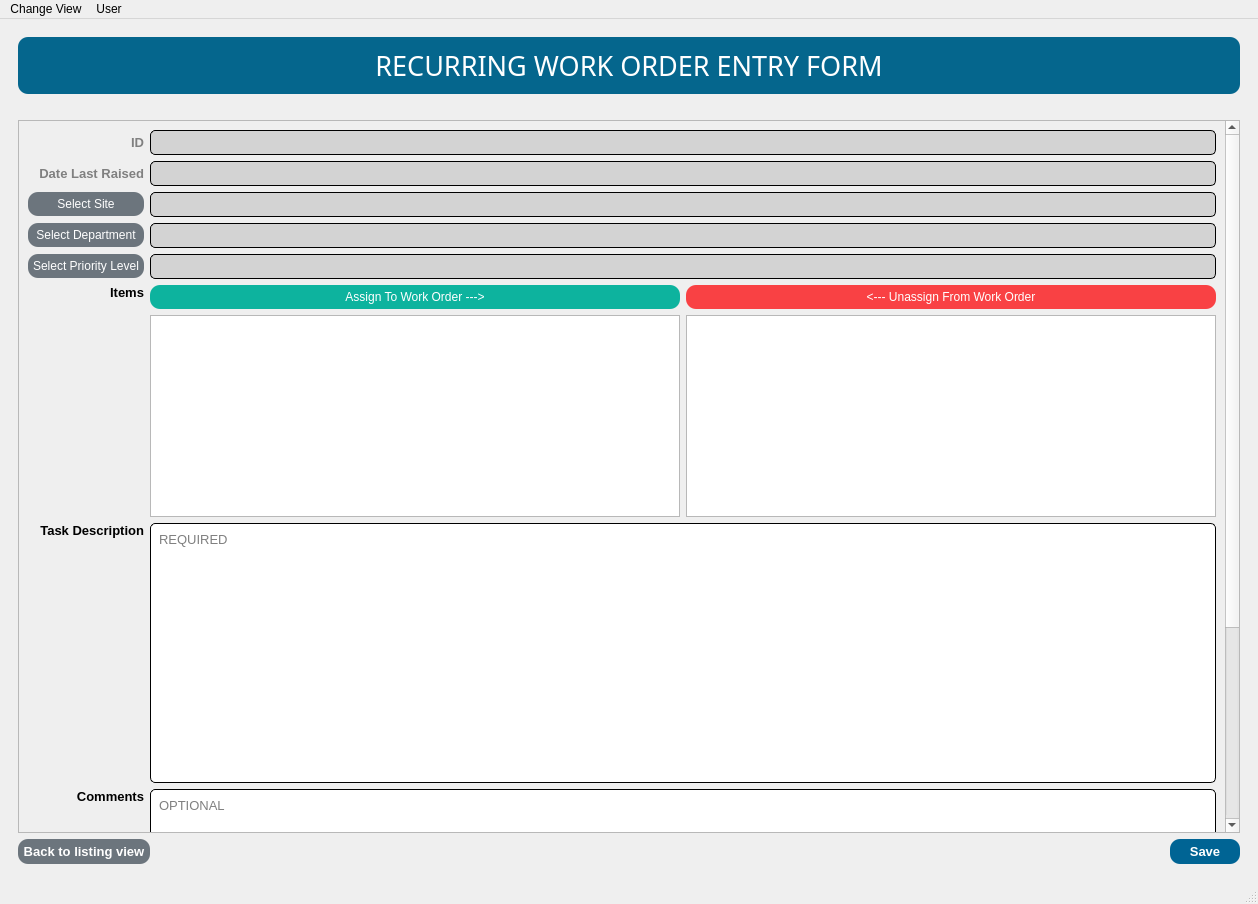
First picture: the form in conu/ui/ui_files/MainWindow.ui, repository Soapey/PyConu, before the edit.
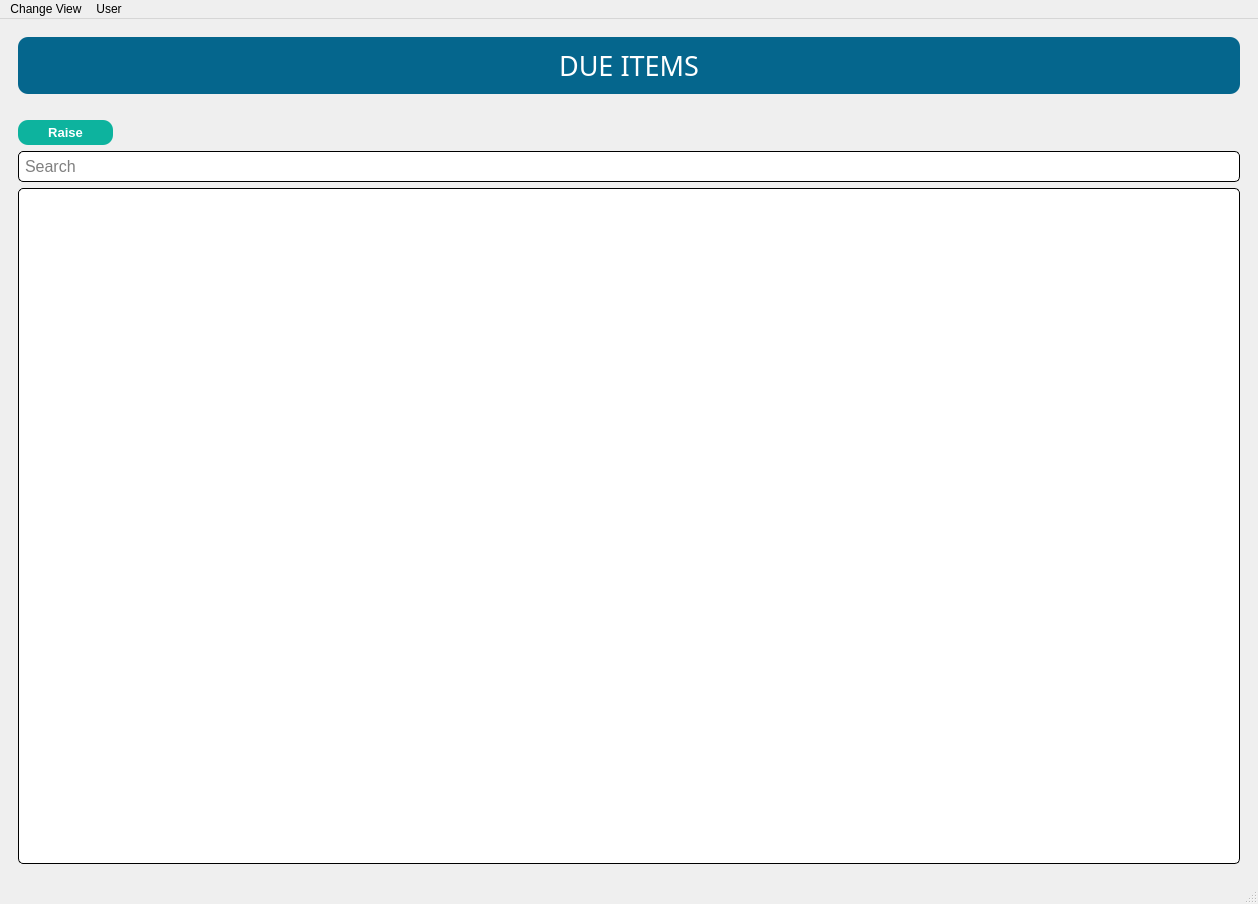
Second picture: the form after the edit.

Diff of the .ui file:
```diff
--- a/conu/ui/ui_files/MainWindow.ui
+++ b/conu/ui/ui_files/MainWindow.ui
@@ -21,7 +21,7 @@
        <string notr="true"/>
       </property>
       <property name="currentIndex">
-       <number>19</number>
+       <number>20</number>
       </property>
       <widget class="QWidget" name="page_assignee_listingview">
        <layout class="QGridLayout" name="gridLayout_3">
@@ -6218,7 +6218,7 @@
            <property name="geometry">
             <rect>
              <x>0</x>
-             <y>-278</y>
+             <y>0</y>
              <width>1203</width>
              <height>991</height>
             </rect>
@@ -7658,6 +7658,159 @@
         </item>
        </layout>
       </widget>
+      <widget class="QWidget" name="page_due_listingview">
+       <layout class="QGridLayout" name="gridLayout_38">
+        <item row="2" column="0" colspan="2">
+         <widget class="QLineEdit" name="due_listingview_txtSearch">
+          <property name="font">
+           <font>
+            <family>Arial</family>
+            <pointsize>12</pointsize>
+           </font>
+          </property>
+          <property name="styleSheet">
+           <string notr="true">QLineEdit {
+	background-color: white;
+	border-style: inset;
+	border-width: 1px;
+	border-radius: 5px;
+	border-color: black;
+	padding: 4px;
+}
+
+QLineEdit:focus {
+	border-width: 2px;
+	border-color: #028090;
+}</string>
+          </property>
+          <property name="placeholderText">
+           <string>Search</string>
+          </property>
+          <property name="clearButtonEnabled">
+           <bool>true</bool>
+          </property>
+         </widget>
+        </item>
+        <item row="0" column="0" colspan="2">
+         <widget class="QLabel" name="label_71">
+          <property name="font">
+           <font>
+            <family>Impact</family>
+            <pointsize>20</pointsize>
+           </font>
+          </property>
+          <property name="styleSheet">
+           <string notr="true">QLabel {
+	color: white;
+    background-color: #05668d;
+    border-style: outset;
+    border-radius: 10px;
+    padding: 10px;
+	margin: 0px 0px 20px 0px;
+}</string>
+          </property>
+          <property name="text">
+           <string>DUE ITEMS</string>
+          </property>
+          <property name="alignment">
+           <set>Qt::AlignCenter</set>
+          </property>
+         </widget>
+        </item>
+        <item row="3" column="0" colspan="2">
+         <widget class="QTableWidget" name="due_listingview_tblDue">
+          <property name="focusPolicy">
+           <enum>Qt::ClickFocus</enum>
+          </property>
+          <property name="styleSheet">
+           <string notr="true">QTableWidget {
+	background-color: white;
+	border-style: inset;
+	border-width: 1px;
+	border-radius: 5px;
+	border-color: black;
+	padding: 4px;
+}
+
+QTableWidget:focus {
+	border-width: 2px;
+	border-color: #028090;
+}</string>
+          </property>
+          <property name="editTriggers">
+           <set>QAbstractItemView::NoEditTriggers</set>
+          </property>
+          <property name="tabKeyNavigation">
+           <bool>false</bool>
+          </property>
+          <property name="alternatingRowColors">
+           <bool>false</bool>
+          </property>
+          <property name="selectionMode">
+           <enum>QAbstractItemView::SingleSelection</enum>
+          </property>
+          <property name="selectionBehavior">
+           <enum>QAbstractItemView::SelectRows</enum>
+          </property>
+          <property name="sortingEnabled">
+           <bool>true</bool>
+          </property>
+          <property name="cornerButtonEnabled">
+           <bool>false</bool>
+          </property>
+          <attribute name="horizontalHeaderStretchLastSection">
+           <bool>true</bool>
+          </attribute>
+          <attribute name="verticalHeaderVisible">
+           <bool>false</bool>
+          </attribute>
+         </widget>
+        </item>
+        <item row="1" column="0">
+         <widget class="QPushButton" name="due_listingview_btnRaise">
+          <property name="sizePolicy">
+           <sizepolicy hsizetype="Fixed" vsizetype="Fixed">
+            <horstretch>0</horstretch>
+            <verstretch>0</verstretch>
+           </sizepolicy>
+          </property>
+          <property name="font">
+           <font>
+            <family>Arial</family>
+            <pointsize>10</pointsize>
+            <weight>75</weight>
+            <bold>true</bold>
+           </font>
+          </property>
+          <property name="cursor">
+           <cursorShape>PointingHandCursor</cursorShape>
+          </property>
+          <property name="focusPolicy">
+           <enum>Qt::NoFocus</enum>
+          </property>
+          <property name="styleSheet">
+           <string notr="true">QPushButton {
+	color: white;
+    background-color: #0db39e;
+    border-style: outset;
+    border-radius: 10px;
+	padding-top: 5px;
+	padding-bottom: 5px;
+    padding-left: 30px;
+	padding-right: 30px
+}
+
+QPushButton:hover {
+	    background-color: #16db93;
+}</string>
+          </property>
+          <property name="text">
+           <string>Raise</string>
+          </property>
+         </widget>
+        </item>
+       </layout>
+      </widget>
      </widget>
     </item>
    </layout>
```
Left out of the diff: 12 changed lines with no effect on the pictures.
